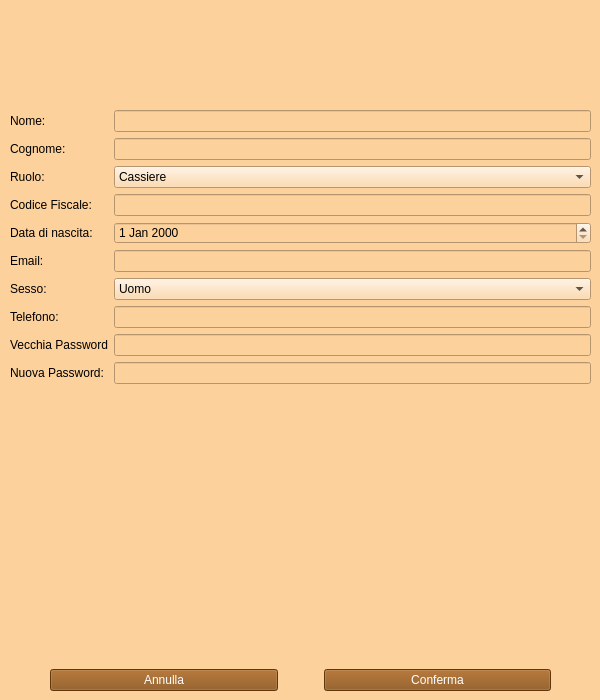
Qt form Dipendente/view/vistaModificaDipendente.ui (ManuelMarrone/GestioneBowling) before a commit.
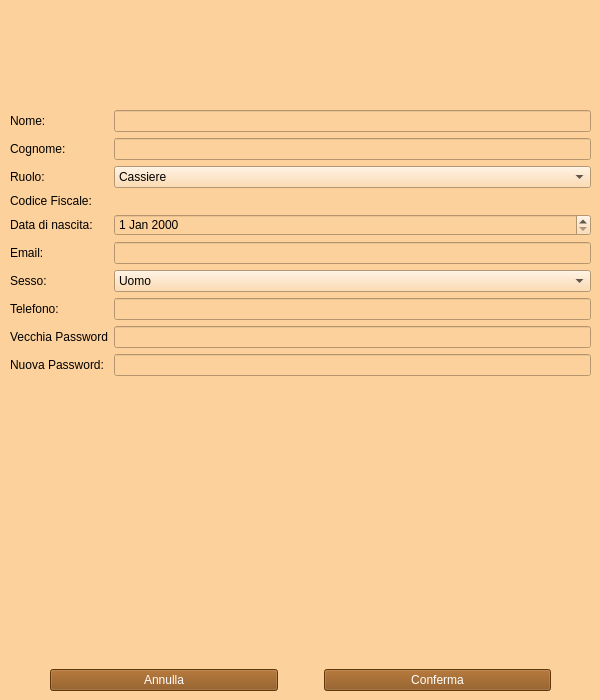
The same form after that commit.

Commit message: dipendente senza id

```diff
--- a/Dipendente/view/vistaModificaDipendente.ui
+++ b/Dipendente/view/vistaModificaDipendente.ui
@@ -116,9 +116,6 @@
         </property>
        </widget>
       </item>
-      <item row="3" column="1">
-       <widget class="QLineEdit" name="textCF"/>
-      </item>
       <item row="4" column="0">
        <widget class="QLabel" name="label_5">
         <property name="text">
@@ -195,6 +192,13 @@
       <item row="8" column="1">
        <widget class="QLineEdit" name="textVecchiaPassword"/>
       </item>
+      <item row="3" column="1">
+       <widget class="QLabel" name="CFLabel">
+        <property name="text">
+         <string/>
+        </property>
+       </widget>
+      </item>
      </layout>
     </item>
     <item>
```
The commit also changes 6 other files.
